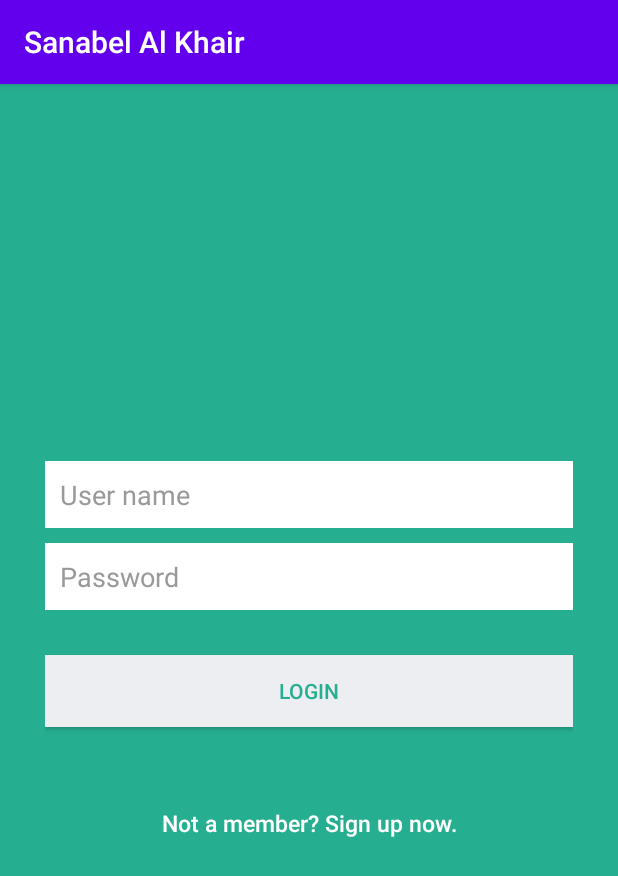
After one commit to odaykrayem/Sanabel_Al_Khair, an Android app: the Login screen opened directly, with no data from a screen before it, on a phone screen of 412 x 824 dp. The commit adds this screen. Shown: the top 876 px of the screen. Run offline under Robolectric (Android 15) with nearby library versions, the phone set to English and light mode, and no system bars.

Commit message:
second commit

```diff
--- a/app/build.gradle
+++ b/app/build.gradle
@@ -26,6 +26,14 @@ dependencies {
     implementation fileTree(dir: "libs", include: ["*.jar"])
     implementation 'androidx.appcompat:appcompat:1.4.1'
     implementation 'androidx.constraintlayout:constraintlayout:2.1.3'
+
+    implementation 'com.google.android.material:material:1.3.0'
+    implementation 'de.hdodenhof:circleimageview:3.1.0'
+    implementation 'androidx.legacy:legacy-support-v4:1.0.0'
+
+
+    implementation 'com.amitshekhar.android:android-networking:1.0.2'
+
     testImplementation 'junit:junit:4.12'
     androidTestImplementation 'androidx.test.ext:junit:1.1.3'
     androidTestImplementation 'androidx.test.espresso:espresso-core:3.4.0'
--- a/app/src/main/AndroidManifest.xml
+++ b/app/src/main/AndroidManifest.xml
@@ -9,6 +9,7 @@
         android:roundIcon="@mipmap/ic_launcher_round"
         android:supportsRtl="true"
         android:theme="@style/AppTheme">
+        <activity android:name=".activities.Login"></activity>
         <activity android:name=".MainActivity">
             <intent-filter>
                 <action android:name="android.intent.action.MAIN" />
--- /dev/null
+++ b/app/src/main/java/com/example/sanabelalkhair/activities/Login.java
@@ -0,0 +1,26 @@
+package com.example.sanabelalkhair.activities;
+
+import androidx.appcompat.app.AppCompatActivity;
+
+import android.os.Bundle;
+import android.widget.Button;
+import android.widget.EditText;
+
+import com.example.sanabelalkhair.R;
+
+public class Login extends AppCompatActivity {
+
+    private Button btnLogin;
+    private Button btnLinkToRegister;
+    private EditText inputEmail;
+    private EditText inputPassword;
+
+    @Override
+    protected void onCreate(Bundle savedInstanceState) {
+        super.onCreate(savedInstanceState);
+        setContentView(R.layout.activity_login);
+
+
+
+    }
+}
--- /dev/null
+++ b/app/src/main/res/layout/activity_login.xml
@@ -0,0 +1,71 @@
+<?xml version="1.0" encoding="utf-8"?>
+<LinearLayout xmlns:android="http://schemas.android.com/apk/res/android"
+    android:layout_width="fill_parent"
+    android:layout_height="fill_parent"
+    xmlns:tools="http://schemas.android.com/tools"
+    android:background="@color/bg_login"
+    android:gravity="center"
+    android:orientation="vertical"
+    android:padding="10dp"
+    tools:context=".activities.Login">
+
+    <LinearLayout
+        android:layout_width="fill_parent"
+        android:layout_height="wrap_content"
+        android:layout_gravity="center"
+        android:orientation="vertical"
+        android:paddingLeft="20dp"
+        android:paddingRight="20dp" >
+
+        <EditText
+            android:id="@+id/user_name"
+            android:layout_width="fill_parent"
+            android:layout_height="wrap_content"
+            android:layout_marginBottom="10dp"
+            android:background="@color/white"
+            android:hint="@string/hint_user_name"
+            android:inputType="text"
+            android:padding="10dp"
+            android:singleLine="true"
+            android:textColor="@color/input_login"
+            android:textColorHint="@color/input_login_hint" />
+
+        <EditText
+            android:id="@+id/password"
+            android:layout_width="fill_parent"
+            android:layout_height="wrap_content"
+            android:layout_marginBottom="10dp"
+            android:background="@color/white"
+            android:hint="@string/hint_password"
+            android:inputType="textPassword"
+            android:padding="10dp"
+            android:singleLine="true"
+            android:textColor="@color/input_login"
+            android:textColorHint="@color/input_login_hint" />
+
+        <!-- Login Button -->
+
+        <Button
+            android:id="@+id/btnLogin"
+            android:layout_width="fill_parent"
+            android:layout_height="wrap_content"
+            android:layout_marginTop="20dip"
+            android:background="@color/btn_login_bg"
+            android:text="@string/btn_login"
+            android:textColor="@color/btn_login" />
+
+        <!-- Link to Login Screen -->
+
+        <Button
+            android:id="@+id/btnLinkToRegisterScreen"
+            android:layout_width="fill_parent"
+            android:layout_height="wrap_content"
+            android:layout_marginTop="40dip"
+            android:background="@null"
+            android:text="@string/btn_link_to_register"
+            android:textAllCaps="false"
+            android:textColor="@color/white"
+            android:textSize="15dp" />
+    </LinearLayout>
+
+</LinearLayout>
--- a/app/src/main/res/values/colors.xml
+++ b/app/src/main/res/values/colors.xml
@@ -3,4 +3,19 @@
     <color name="colorPrimary">#6200EE</color>
     <color name="colorPrimaryDark">#3700B3</color>
     <color name="colorAccent">#03DAC5</color>
+
+
+    <color name="bg_login">#26ae90</color>
+    <color name="bg_register">#2e3237</color>
+    <color name="bg_main">#428bca</color>
+    <color name="white">#ffffff</color>
+    <color name="input_login">#222222</color>
+    <color name="input_login_hint">#999999</color>
+    <color name="input_register">#888888</color>
+    <color name="input_register_bg">#3b4148</color>
+    <color name="input_register_hint">#5e6266</color>
+    <color name="btn_login">#26ae90</color>
+    <color name="btn_login_bg">#eceef1</color>
+    <color name="lbl_name">#333333</color>
+    <color name="btn_logut_bg">#ff6861</color>
 </resources>
--- a/app/src/main/res/values/strings.xml
+++ b/app/src/main/res/values/strings.xml
@@ -1,3 +1,7 @@
 <resources>
     <string name="app_name">Sanabel Al Khair</string>
+    <string name="hint_user_name">User name</string>
+    <string name="hint_password">Password</string>
+    <string name="btn_login">Login</string>
+    <string name="btn_link_to_register">Not a member? Sign up now.</string>
 </resources>
```
